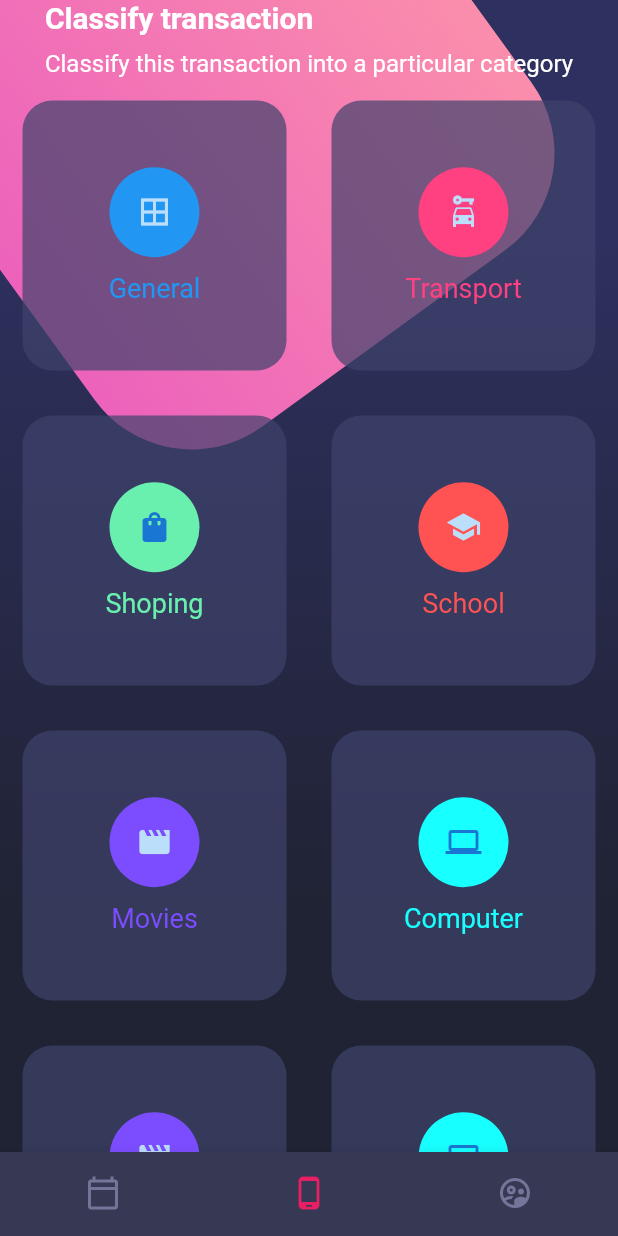
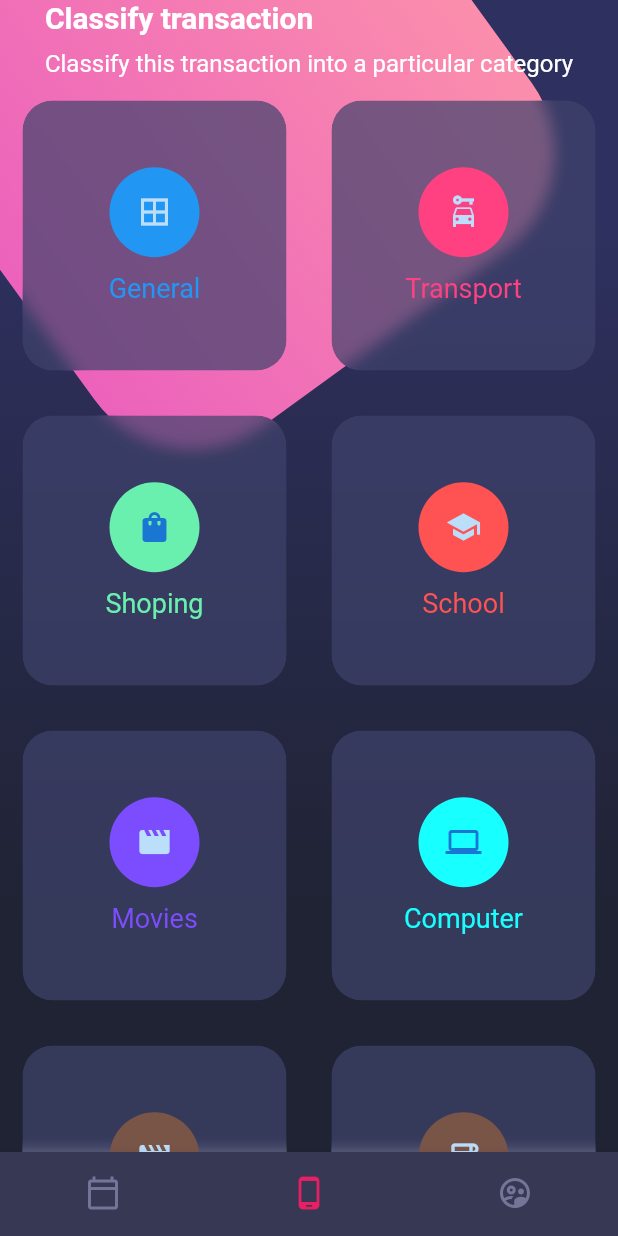
Before and after one commit to tamaki094/disenos, a Flutter app: the screen it shows after launch, on a phone screen of 412 x 824 dp. Run offline on Flutter 3.47's test engine with Material 2 defaults, Android fonts, the phone set to English and light mode, and no system bars.

Commit message:
se acambio ultimo icono

```diff
--- a/lib/widgets/card_table.dart
+++ b/lib/widgets/card_table.dart
@@ -1,3 +1,5 @@
+import 'dart:ui';
+
 import 'package:flutter/material.dart';
 
 class CardTable extends StatelessWidget {
@@ -32,12 +34,9 @@ class CardTable extends StatelessWidget {
               color: Colors.cyanAccent, icon: Icons.computer, text: 'Computer')
         ]),
         TableRow(children: [
+          _SingleCard(color: Colors.brown, icon: Icons.movie, text: 'Movies'),
           _SingleCard(
-              color: Colors.deepPurpleAccent,
-              icon: Icons.movie,
-              text: 'Movies'),
-          _SingleCard(
-              color: Colors.cyanAccent, icon: Icons.computer, text: 'Computer')
+              color: Colors.brown, icon: Icons.coffee, text: 'Cafe Internet')
         ]),
       ],
     );
@@ -57,6 +56,11 @@ class _SingleCard extends StatelessWidget {
   Widget build(BuildContext context) {
     return Container(
       margin: EdgeInsets.all(15),
+      child: ClipRRect(
+        borderRadius: BorderRadius.circular(20),
+        child: BackdropFilter(
+          filter: ImageFilter.blur(sigmaX: 5, sigmaY: 5),
+          child: Container(
             height: 180,
             decoration: BoxDecoration(
                 color: Color.fromRGBO(62, 66, 107, 0.7),
@@ -76,6 +80,9 @@ class _SingleCard extends StatelessWidget {
                 )
               ],
             ),
+          ),
+        ),
+      ),
     );
   }
 }
```
Lines whose indentation alone changed are shown as unchanged.
